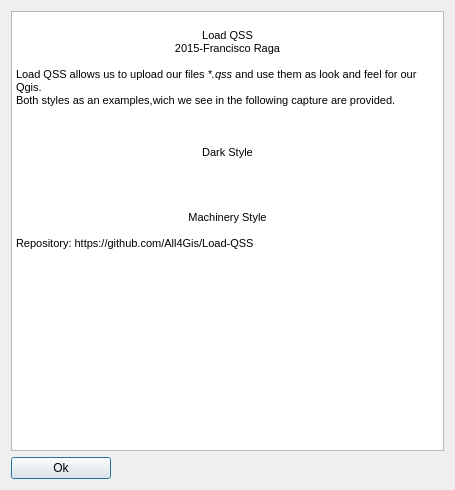
Above: ui.resources/About.ui from All4Gis/Load-QSS before the change. Below: the same form after it.
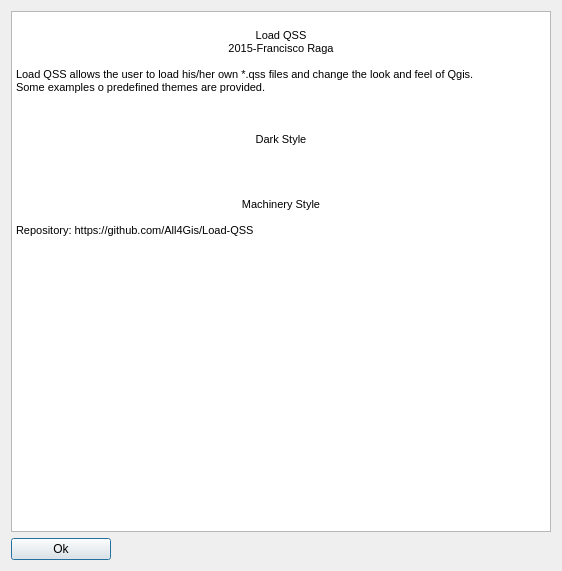
That is the form after the change. Icons and pictures are not drawn.

```diff
--- a/ui.resources/About.ui
+++ b/ui.resources/About.ui
@@ -6,8 +6,8 @@
    <rect>
     <x>0</x>
     <y>0</y>
-    <width>455</width>
-    <height>490</height>
+    <width>562</width>
+    <height>571</height>
    </rect>
   </property>
   <property name="windowTitle">
@@ -28,20 +28,20 @@
 &lt;html&gt;&lt;head&gt;&lt;meta name=&quot;qrichtext&quot; content=&quot;1&quot; /&gt;&lt;style type=&quot;text/css&quot;&gt;
 p, li { white-space: pre-wrap; }
 &lt;/style&gt;&lt;/head&gt;&lt;body style=&quot; font-family:'MS Shell Dlg 2'; font-size:8.25pt; font-weight:400; font-style:normal;&quot;&gt;
-&lt;p align=&quot;center&quot; style=&quot; margin-top:0px; margin-bottom:0px; margin-left:0px; margin-right:0px; -qt-block-indent:0; text-indent:0px;&quot;&gt;&lt;span style=&quot; font-size:8pt;&quot;&gt; &lt;/span&gt;&lt;img src=&quot;:/images/images/icon.png&quot; /&gt;&lt;/p&gt;
-&lt;p align=&quot;center&quot; style=&quot; margin-top:0px; margin-bottom:0px; margin-left:0px; margin-right:0px; -qt-block-indent:0; text-indent:0px;&quot;&gt;Load QSS&lt;/p&gt;
-&lt;p align=&quot;center&quot; style=&quot; margin-top:0px; margin-bottom:0px; margin-left:0px; margin-right:0px; -qt-block-indent:0; text-indent:0px;&quot;&gt;2015-Francisco Raga&lt;/p&gt;
+&lt;p align=&quot;center&quot; style=&quot; margin-top:0px; margin-bottom:0px; margin-left:0px; margin-right:0px; -qt-block-indent:0; text-indent:0px;&quot;&gt;&lt;span style=&quot; font-size:8pt;&quot;&gt; &lt;/span&gt;&lt;img src=&quot;:/imgQss/images/icon.png&quot; /&gt;&lt;/p&gt;
+&lt;p align=&quot;center&quot; style=&quot; margin-top:0px; margin-bottom:0px; margin-left:0px; margin-right:0px; -qt-block-indent:0; text-indent:0px;&quot;&gt;&lt;span style=&quot; font-size:8pt;&quot;&gt;Load QSS&lt;/span&gt;&lt;/p&gt;
+&lt;p align=&quot;center&quot; style=&quot; margin-top:0px; margin-bottom:0px; margin-left:0px; margin-right:0px; -qt-block-indent:0; text-indent:0px;&quot;&gt;&lt;span style=&quot; font-size:8pt;&quot;&gt;2015-Francisco Raga&lt;/span&gt;&lt;/p&gt;
 &lt;p style=&quot;-qt-paragraph-type:empty; margin-top:0px; margin-bottom:0px; margin-left:0px; margin-right:0px; -qt-block-indent:0; text-indent:0px; font-size:8pt;&quot;&gt;&lt;br /&gt;&lt;/p&gt;
-&lt;p style=&quot; margin-top:0px; margin-bottom:0px; margin-left:0px; margin-right:0px; -qt-block-indent:0; text-indent:0px;&quot;&gt;&lt;span style=&quot; font-size:8pt;&quot;&gt;Load QSS allows us to upload our files &lt;/span&gt;&lt;span style=&quot; font-size:8pt; font-style:italic;&quot;&gt;*.qss &lt;/span&gt;&lt;span style=&quot; font-size:8pt;&quot;&gt;and use them as look and feel for our Qgis.&lt;/span&gt;&lt;/p&gt;
-&lt;p style=&quot; margin-top:0px; margin-bottom:0px; margin-left:0px; margin-right:0px; -qt-block-indent:0; text-indent:0px;&quot;&gt;&lt;span style=&quot; font-size:8pt;&quot;&gt;Both styles as an examples,wich we see in the following capture are provided.&lt;/span&gt;&lt;/p&gt;
+&lt;p style=&quot; margin-top:0px; margin-bottom:0px; margin-left:0px; margin-right:0px; -qt-block-indent:0; text-indent:0px;&quot;&gt;&lt;span style=&quot; font-size:8pt;&quot;&gt;Load QSS allows the user to load his/her own *.qss files and change the look and feel of Qgis.&lt;/span&gt;&lt;/p&gt;
+&lt;p style=&quot; margin-top:0px; margin-bottom:0px; margin-left:0px; margin-right:0px; -qt-block-indent:0; text-indent:0px;&quot;&gt;&lt;span style=&quot; font-size:8pt;&quot;&gt;Some examples o predefined themes are provided.&lt;/span&gt;&lt;/p&gt;
 &lt;p style=&quot;-qt-paragraph-type:empty; margin-top:0px; margin-bottom:0px; margin-left:0px; margin-right:0px; -qt-block-indent:0; text-indent:0px; font-size:8pt;&quot;&gt;&lt;br /&gt;&lt;/p&gt;
-&lt;p align=&quot;center&quot; style=&quot; margin-top:0px; margin-bottom:0px; margin-left:0px; margin-right:0px; -qt-block-indent:0; text-indent:0px;&quot;&gt;&lt;img src=&quot;:/images/images/ScreenShot0.png&quot; width=&quot;400&quot; height=&quot;250&quot; /&gt;&lt;/p&gt;
-&lt;p align=&quot;center&quot; style=&quot;-qt-paragraph-type:empty; margin-top:0px; margin-bottom:0px; margin-left:0px; margin-right:0px; -qt-block-indent:0; text-indent:0px;&quot;&gt;&lt;br /&gt;&lt;/p&gt;
-&lt;p align=&quot;center&quot; style=&quot; margin-top:0px; margin-bottom:0px; margin-left:0px; margin-right:0px; -qt-block-indent:0; text-indent:0px;&quot;&gt;Dark Style&lt;/p&gt;
+&lt;p align=&quot;center&quot; style=&quot; margin-top:0px; margin-bottom:0px; margin-left:0px; margin-right:0px; -qt-block-indent:0; text-indent:0px;&quot;&gt;&lt;img src=&quot;:/imgQss/images/ScreenShot0.png&quot; width=&quot;500&quot; height=&quot;300&quot; /&gt;&lt;/p&gt;
+&lt;p align=&quot;center&quot; style=&quot;-qt-paragraph-type:empty; margin-top:0px; margin-bottom:0px; margin-left:0px; margin-right:0px; -qt-block-indent:0; text-indent:0px; font-size:8pt;&quot;&gt;&lt;br /&gt;&lt;/p&gt;
+&lt;p align=&quot;center&quot; style=&quot; margin-top:0px; margin-bottom:0px; margin-left:0px; margin-right:0px; -qt-block-indent:0; text-indent:0px;&quot;&gt;&lt;span style=&quot; font-size:8pt;&quot;&gt;Dark Style&lt;/span&gt;&lt;/p&gt;
 &lt;p style=&quot;-qt-paragraph-type:empty; margin-top:0px; margin-bottom:0px; margin-left:0px; margin-right:0px; -qt-block-indent:0; text-indent:0px; font-size:8pt;&quot;&gt;&lt;br /&gt;&lt;/p&gt;
 &lt;p style=&quot;-qt-paragraph-type:empty; margin-top:0px; margin-bottom:0px; margin-left:0px; margin-right:0px; -qt-block-indent:0; text-indent:0px; font-size:8pt;&quot;&gt;&lt;br /&gt;&lt;/p&gt;
-&lt;p align=&quot;center&quot; style=&quot; margin-top:0px; margin-bottom:0px; margin-left:0px; margin-right:0px; -qt-block-indent:0; text-indent:0px;&quot;&gt;&lt;img src=&quot;:/images/images/ScreenShot1.png&quot; width=&quot;400&quot; height=&quot;250&quot; /&gt;&lt;/p&gt;
-&lt;p align=&quot;center&quot; style=&quot;-qt-paragraph-type:empty; margin-top:0px; margin-bottom:0px; margin-left:0px; margin-right:0px; -qt-block-indent:0; text-indent:0px;&quot;&gt;&lt;br /&gt;&lt;/p&gt;
+&lt;p align=&quot;center&quot; style=&quot; margin-top:0px; margin-bottom:0px; margin-left:0px; margin-right:0px; -qt-block-indent:0; text-indent:0px;&quot;&gt;&lt;img src=&quot;:/imgQss/images/ScreenShot1.png&quot; width=&quot;500&quot; height=&quot;300&quot; /&gt;&lt;/p&gt;
+&lt;p align=&quot;center&quot; style=&quot;-qt-paragraph-type:empty; margin-top:0px; margin-bottom:0px; margin-left:0px; margin-right:0px; -qt-block-indent:0; text-indent:0px; font-size:8pt;&quot;&gt;&lt;br /&gt;&lt;/p&gt;
 &lt;p align=&quot;center&quot; style=&quot; margin-top:0px; margin-bottom:0px; margin-left:0px; margin-right:0px; -qt-block-indent:0; text-indent:0px;&quot;&gt;&lt;span style=&quot; font-size:8pt;&quot;&gt;Machinery Style&lt;/span&gt;&lt;/p&gt;
 &lt;p align=&quot;center&quot; style=&quot;-qt-paragraph-type:empty; margin-top:0px; margin-bottom:0px; margin-left:0px; margin-right:0px; -qt-block-indent:0; text-indent:0px; font-size:8pt;&quot;&gt;&lt;br /&gt;&lt;/p&gt;
 &lt;p style=&quot; margin-top:0px; margin-bottom:0px; margin-left:0px; margin-right:0px; -qt-block-indent:0; text-indent:0px;&quot;&gt;&lt;span style=&quot; font-size:8pt;&quot;&gt;Repository: https://github.com/All4Gis/Load-QSS&lt;/span&gt;&lt;/p&gt;
```
Left out of the diff: 2 changed lines with no effect on the pictures.
